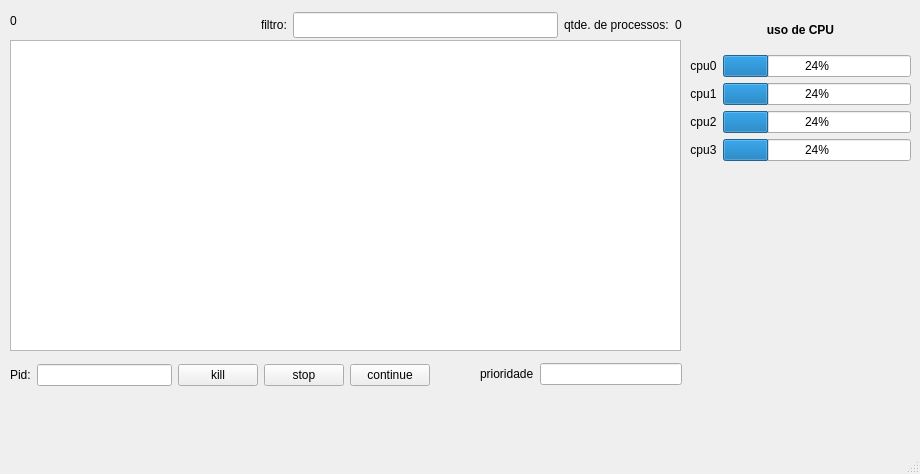
This is proc_man/mainwindow.ui in peterwilfride/process-manager as Qt 5 draws it before an edit. The edited form follows.
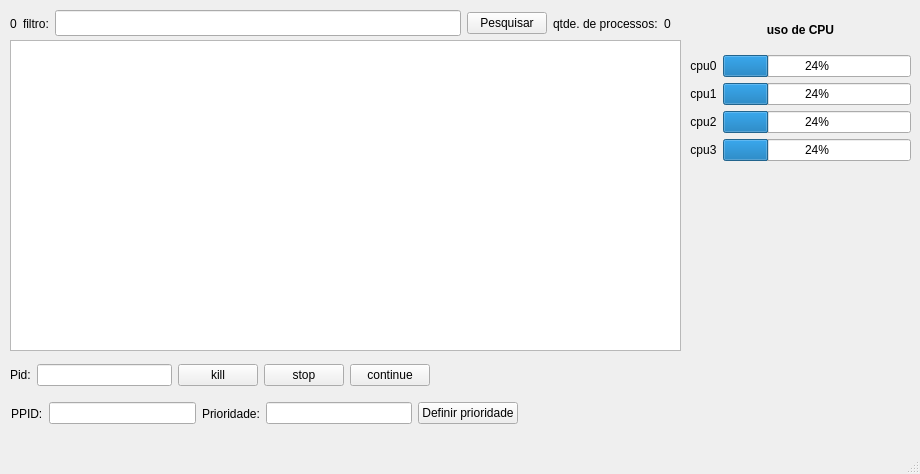
This is the edited form.

Commit message: updating process manager

```diff
--- a/proc_man/mainwindow.ui
+++ b/proc_man/mainwindow.ui
@@ -24,22 +24,6 @@
      </rect>
     </property>
    </widget>
-   <widget class="QLabel" name="time_label">
-    <property name="geometry">
-     <rect>
-      <x>10</x>
-      <y>10</y>
-      <width>81</width>
-      <height>21</height>
-     </rect>
-    </property>
-    <property name="text">
-     <string>0</string>
-    </property>
-    <property name="alignment">
-     <set>Qt::AlignLeading|Qt::AlignLeft|Qt::AlignVCenter</set>
-    </property>
-   </widget>
    <widget class="QWidget" name="layoutWidget">
     <property name="geometry">
      <rect>
@@ -94,76 +78,6 @@
    <widget class="QWidget" name="layoutWidget">
     <property name="geometry">
      <rect>
-      <x>480</x>
-      <y>360</y>
-      <width>202</width>
-      <height>28</height>
-     </rect>
-    </property>
-    <layout class="QHBoxLayout" name="horizontalLayout_5">
-     <item>
-      <widget class="QLabel" name="label_6">
-       <property name="text">
-        <string>prioridade</string>
-       </property>
-      </widget>
-     </item>
-     <item>
-      <widget class="QLineEdit" name="priority_edit"/>
-     </item>
-    </layout>
-   </widget>
-   <widget class="QWidget" name="layoutWidget">
-    <property name="geometry">
-     <rect>
-      <x>261</x>
-      <y>11</y>
-      <width>421</width>
-      <height>28</height>
-     </rect>
-    </property>
-    <layout class="QHBoxLayout" name="horizontalLayout_4">
-     <item>
-      <widget class="QLabel" name="label_3">
-       <property name="text">
-        <string>filtro:</string>
-       </property>
-      </widget>
-     </item>
-     <item>
-      <widget class="QLineEdit" name="filter_edit">
-       <property name="font">
-        <font>
-         <pointsize>11</pointsize>
-        </font>
-       </property>
-       <property name="text">
-        <string/>
-       </property>
-      </widget>
-     </item>
-     <item>
-      <widget class="QLabel" name="label_2">
-       <property name="text">
-        <string>qtde. de processos:</string>
-       </property>
-      </widget>
-     </item>
-     <item>
-      <widget class="QLabel" name="nproc_label">
-       <property name="text">
-        <string>0</string>
-       </property>
-       <property name="alignment">
-        <set>Qt::AlignCenter</set>
-       </property>
-      </widget>
-     </item>
-    </layout>
-   </widget>
-   <widget class="QWidget" name="">
-    <property name="geometry">
-     <rect>
       <x>690</x>
       <y>10</y>
       <width>221</width>
@@ -260,6 +174,123 @@
      </item>
     </layout>
    </widget>
+   <widget class="QLabel" name="warning_label">
+    <property name="geometry">
+     <rect>
+      <x>530</x>
+      <y>400</y>
+      <width>231</width>
+      <height>41</height>
+     </rect>
+    </property>
+    <property name="text">
+     <string/>
+    </property>
+   </widget>
+   <widget class="QWidget" name="">
+    <property name="geometry">
+     <rect>
+      <x>10</x>
+      <y>10</y>
+      <width>661</width>
+      <height>27</height>
+     </rect>
+    </property>
+    <layout class="QHBoxLayout" name="horizontalLayout_4">
+     <item>
+      <widget class="QLabel" name="time_label">
+       <property name="text">
+        <string>0</string>
+       </property>
+       <property name="alignment">
+        <set>Qt::AlignLeading|Qt::AlignLeft|Qt::AlignVCenter</set>
+       </property>
+      </widget>
+     </item>
+     <item>
+      <widget class="QLabel" name="label_3">
+       <property name="text">
+        <string>filtro:</string>
+       </property>
+      </widget>
+     </item>
+     <item>
+      <widget class="QLineEdit" name="filter_edit">
+       <property name="font">
+        <font>
+         <pointsize>11</pointsize>
+        </font>
+       </property>
+       <property name="text">
+        <string/>
+       </property>
+      </widget>
+     </item>
+     <item>
+      <widget class="QPushButton" name="filter_button">
+       <property name="text">
+        <string>Pesquisar</string>
+       </property>
+      </widget>
+     </item>
+     <item>
+      <widget class="QLabel" name="label_2">
+       <property name="text">
+        <string>qtde. de processos:</string>
+       </property>
+      </widget>
+     </item>
+     <item>
+      <widget class="QLabel" name="nproc_label">
+       <property name="text">
+        <string>0</string>
+       </property>
+       <property name="alignment">
+        <set>Qt::AlignCenter</set>
+       </property>
+      </widget>
+     </item>
+    </layout>
+   </widget>
+   <widget class="QWidget" name="">
+    <property name="geometry">
+     <rect>
+      <x>11</x>
+      <y>400</y>
+      <width>507</width>
+      <height>27</height>
+     </rect>
+    </property>
+    <layout class="QHBoxLayout" name="horizontalLayout_5">
+     <item>
+      <widget class="QLabel" name="label_6">
+       <property name="text">
+        <string>PPID:</string>
+       </property>
+      </widget>
+     </item>
+     <item>
+      <widget class="QLineEdit" name="ppid_edit"/>
+     </item>
+     <item>
+      <widget class="QLabel" name="label_10">
+       <property name="text">
+        <string>Prioridade:</string>
+       </property>
+      </widget>
+     </item>
+     <item>
+      <widget class="QLineEdit" name="priority_edit"/>
+     </item>
+     <item>
+      <widget class="QPushButton" name="priority_button">
+       <property name="text">
+        <string>Definir prioridade</string>
+       </property>
+      </widget>
+     </item>
+    </layout>
+   </widget>
   </widget>
   <widget class="QMenuBar" name="menubar">
    <property name="geometry">
```
Left out of the diff: 3 changed lines with no effect on the pictures. The commit also changes 2 other files.
